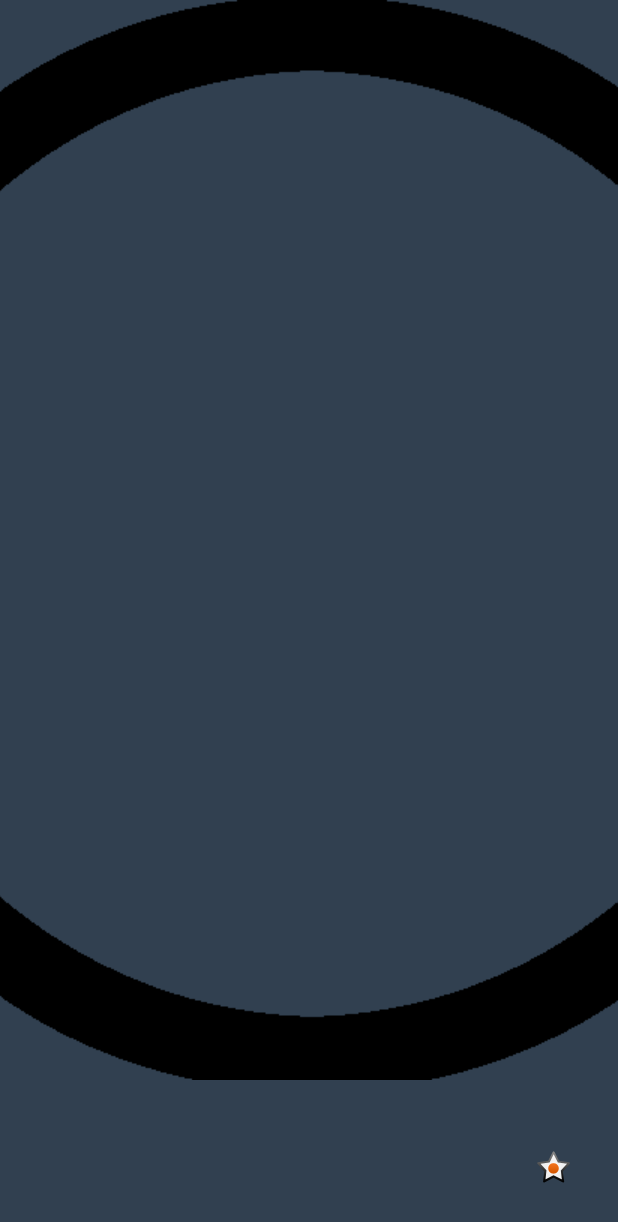
After one commit to priyankvex/Practice-Shapes, an Android app: the layout layout_shapes_gridview.xml on its own in the app's theme, with its tools: preview values and no code run, on a phone screen of 412 x 824 dp. The commit adds this screen. Shown: the top 1222 px of the screen. Run offline under Robolectric (Android 15) with nearby library versions, the light colour scheme and no system bars.

Commit message:
Add layout for shapes GridView.

```diff
--- a/app/src/main/java/com/wordpress/priyankvex/practiceshapes/controller/ApplicationController.java
+++ b/app/src/main/java/com/wordpress/priyankvex/practiceshapes/controller/ApplicationController.java
@@ -3,6 +3,7 @@ package com.wordpress.priyankvex.practiceshapes.controller;
 import android.app.Application;
 import android.content.SharedPreferences;
 
+import com.wordpress.priyankvex.practiceshapes.Config;
 import com.wordpress.priyankvex.practiceshapes.R;
 import com.wordpress.priyankvex.practiceshapes.model.Shape;
 
@@ -35,6 +36,7 @@ public class ApplicationController extends Application{
                 Shape shape = new Shape();
                 shape.setBitmapPath(bitmapPath);
                 shape.setMaxScore(0);
+                shape.setLevel(Config.LEVEL_EASY);
                 shape.save();
             }
         }
--- /dev/null
+++ b/app/src/main/res/layout/layout_shapes_gridview.xml
@@ -0,0 +1,28 @@
+<?xml version="1.0" encoding="utf-8"?>
+<RelativeLayout xmlns:android="http://schemas.android.com/apk/res/android"
+    android:orientation="vertical" android:layout_width="match_parent"
+    android:layout_height="match_parent"
+    android:background="@color/colorDarkBackground"
+    >
+
+    <ImageView
+        android:layout_width="match_parent"
+        android:layout_height="wrap_content"
+        android:scaleType="centerCrop"
+        android:src="@drawable/circle"
+        android:id="@+id/imageView"
+        />
+
+    <ImageView
+        android:layout_width="wrap_content"
+        android:layout_height="wrap_content"
+        android:src="@android:drawable/star_on"
+        android:id="@+id/imageViewStart"
+        android:layout_alignParentBottom="true"
+        android:layout_alignParentRight="true"
+        android:layout_alignParentEnd="true"
+        android:layout_marginRight="29dp"
+        android:layout_marginEnd="29dp"
+        android:layout_marginBottom="32dp" />
+
+</RelativeLayout>
```
Also changed, not shown: app/src/main/java/com/wordpress/priyankvex/practiceshapes/controller/SelectShapeController.java (added, +18 -0 lines), app/src/main/java/com/wordpress/priyankvex/practiceshapes/model/Shape.java (+9 -0 lines), app/src/main/java/com/wordpress/priyankvex/practiceshapes/view/SelectShapeActivity.java (+19 -0 lines).
